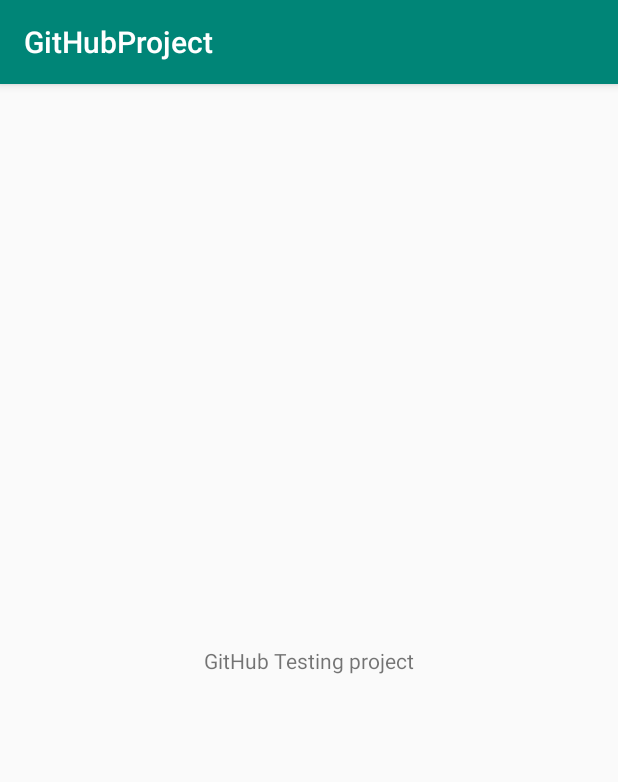
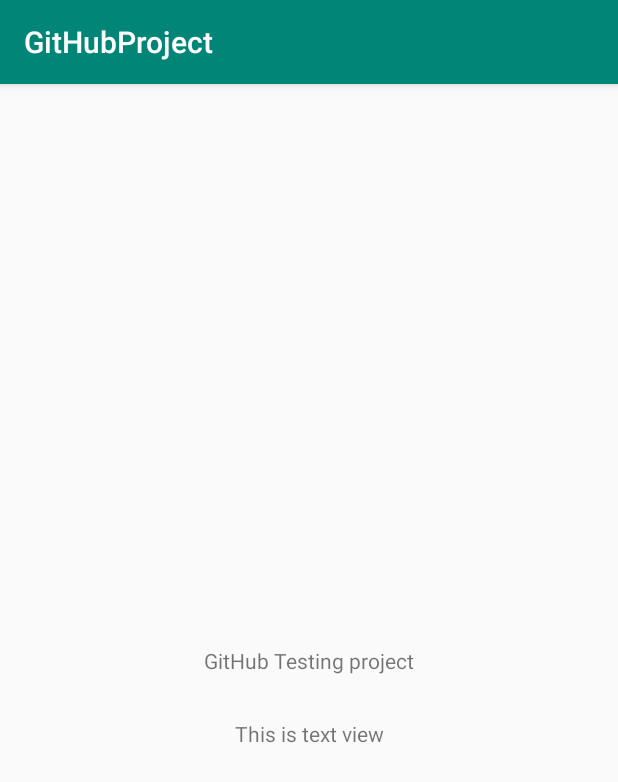
Before and after one commit to heinminlatt611517/GitHubProject, an Android app: the screen it shows after launch (MainActivity), on a phone screen of 412 x 824 dp. Shown: the top 782 px of the screen. Run offline under Robolectric (Android 15) with nearby library versions, the phone set to English and light mode, and no system bars.

Commit message:
add another text view

```diff
--- a/app/src/main/res/layout/activity_main.xml
+++ b/app/src/main/res/layout/activity_main.xml
@@ -7,6 +7,7 @@
     tools:context=".MainActivity">
 
     <TextView
+        android:id="@+id/txt_one"
         android:layout_width="wrap_content"
         android:layout_height="wrap_content"
         android:text="@string/str_txt_github"
@@ -14,5 +15,14 @@
         app:layout_constraintLeft_toLeftOf="parent"
         app:layout_constraintRight_toRightOf="parent"
         app:layout_constraintTop_toTopOf="parent" />
+    <TextView
+        android:layout_width="wrap_content"
+        android:layout_height="wrap_content"
+        app:layout_constraintTop_toBottomOf="@+id/txt_one"
+        app:layout_constraintStart_toStartOf="parent"
+        app:layout_constraintEnd_toEndOf="parent"
+        android:layout_marginTop="29dp"
+        android:text="@string/str_txt_textview"
+        />
 
 </androidx.constraintlayout.widget.ConstraintLayout>
--- a/app/src/main/res/values/strings.xml
+++ b/app/src/main/res/values/strings.xml
@@ -1,4 +1,5 @@
 <resources>
     <string name="app_name">GitHubProject</string>
     <string name="str_txt_github">GitHub Testing project</string>
+    <string name="str_txt_textview">This is text view</string>
 </resources>
```
